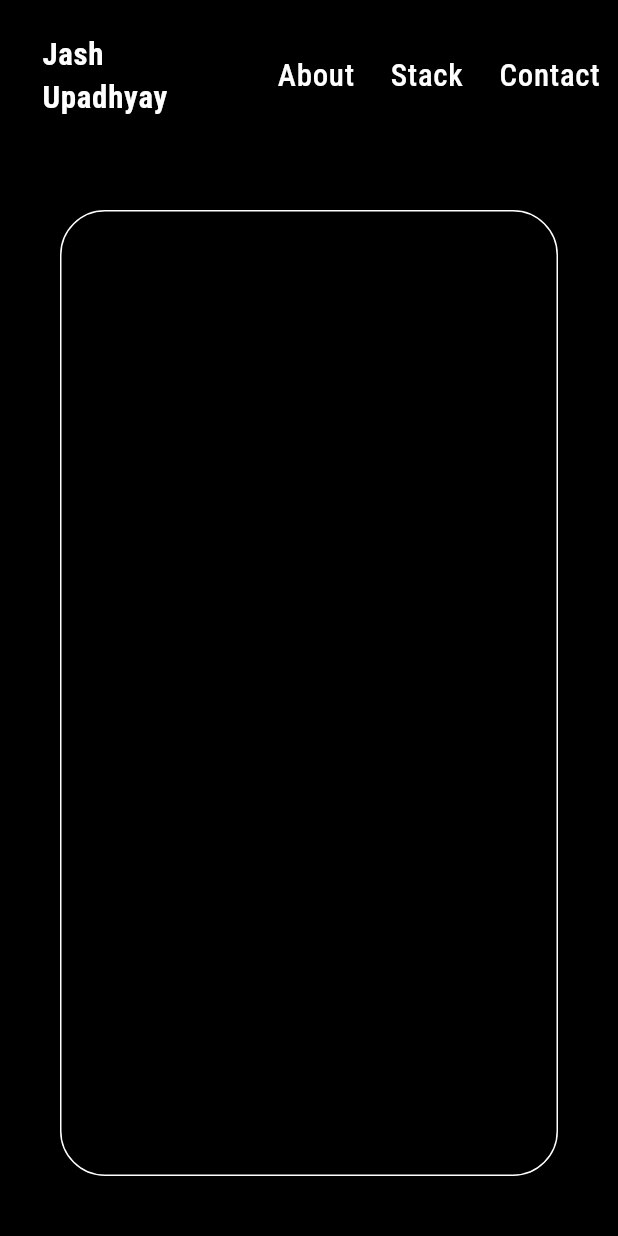
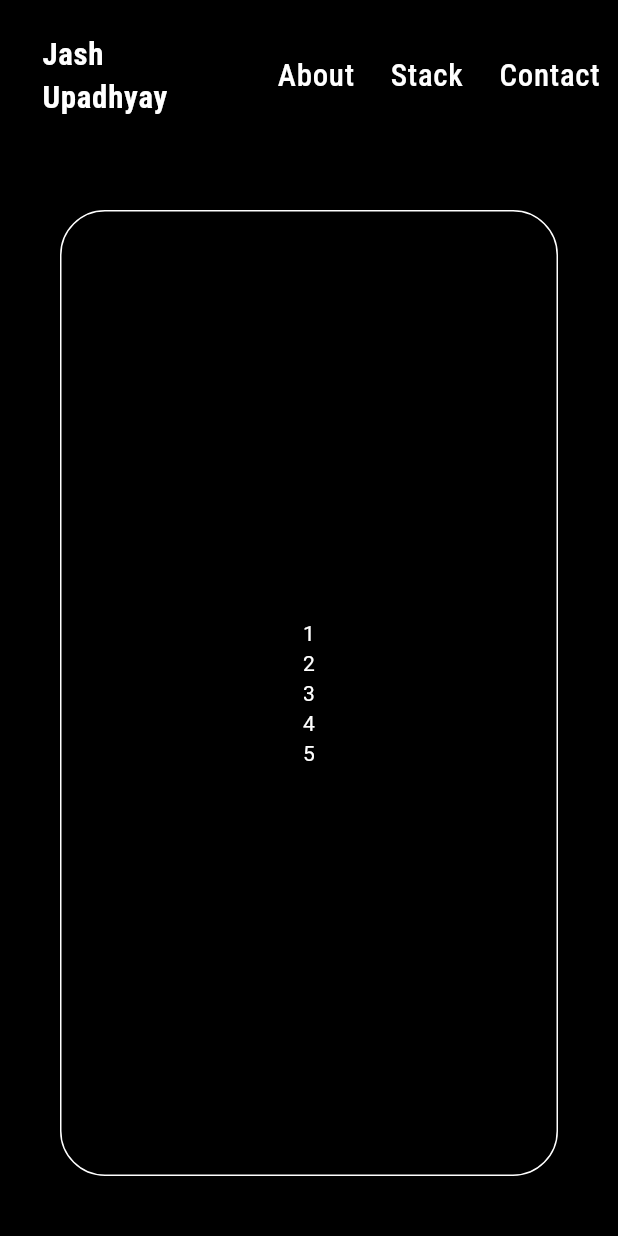
Before and after one commit to bitsbuild/flutter-resume, a Flutter app: the screen it shows after launch, on a phone screen of 412 x 824 dp. Run offline on Flutter 3.47's test engine with Material 3 defaults, Android fonts, the phone set to English and light mode, and no system bars; our stand-ins replace google_fonts.

Commit message:
Home Page Structure SetUp And Development Started

```diff
--- a/resume/lib/pages/page_home.dart
+++ b/resume/lib/pages/page_home.dart
@@ -10,6 +10,22 @@ class PageHome extends StatefulWidget {
 class _PageHomeState extends State<PageHome> {
   @override
   Widget build(BuildContext context) {
-    return Container(color: Colors.black);
+    return Container(
+      color: Colors.black,
+      child: Center(
+        child: Column(
+          mainAxisAlignment: MainAxisAlignment.center,
+          crossAxisAlignment: CrossAxisAlignment.start,
+          mainAxisSize: MainAxisSize.max,
+          children: [
+            Text('1', style: TextStyle(color: Colors.white)),
+            Text('2', style: TextStyle(color: Colors.white)),
+            Text('3', style: TextStyle(color: Colors.white)),
+            Text('4', style: TextStyle(color: Colors.white)),
+            Text('5', style: TextStyle(color: Colors.white)),
+          ],
+        ),
+      ),
+    );
   }
 }
```
